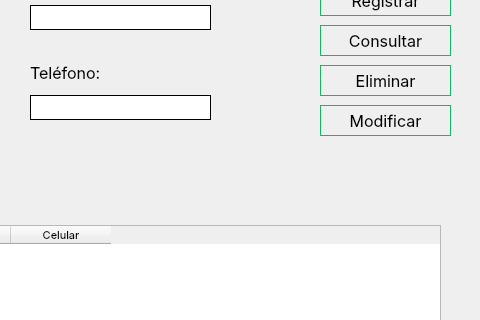
The window that UI/ventanaClientes.ui (RefinedCandle49/bookish-memory) describes before a commit, drawn with Qt 5; both pictures show x 500 to 980 and y 115 to 435 of the 980 by 600 pixel window.
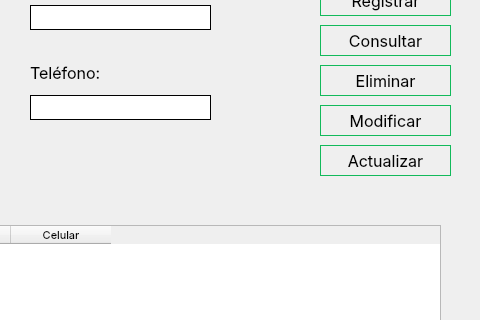
The same window after the commit.

Commit message: Editar cliente on ventanaClientes.py already working

```diff
--- a/UI/ventanaClientes.ui
+++ b/UI/ventanaClientes.ui
@@ -502,6 +502,25 @@
      </property>
     </column>
    </widget>
+   <widget class="QPushButton" name="btnActualizar">
+    <property name="geometry">
+     <rect>
+      <x>820</x>
+      <y>260</y>
+      <width>131</width>
+      <height>31</height>
+     </rect>
+    </property>
+    <property name="font">
+     <font>
+      <family>Inter</family>
+      <pointsize>12</pointsize>
+     </font>
+    </property>
+    <property name="text">
+     <string>Actualizar</string>
+    </property>
+   </widget>
   </widget>
   <widget class="QMenuBar" name="menubar">
    <property name="geometry">
```
Left out of the diff: 2 changed lines with no effect on the pictures. The commit also changes 2 other files.
